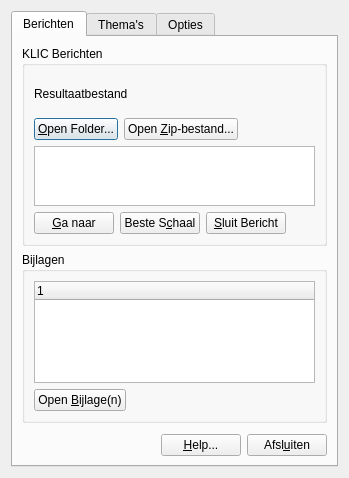
Old version of the form B4UdigNL.ui in the repository diethard2/b4udignl.
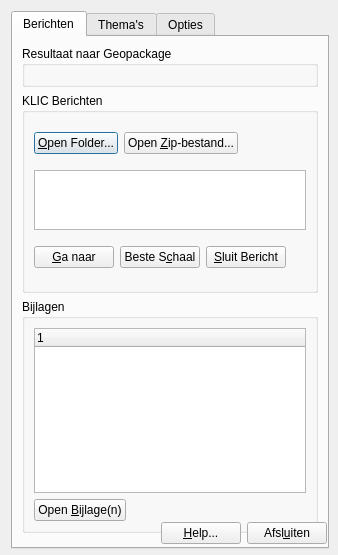
New version of the form. Custom widgets are drawn as their Qt base class.

Commit message: Improved the Gui, positioning of save result button

```diff
--- a/B4UdigNL.ui
+++ b/B4UdigNL.ui
@@ -6,10 +6,22 @@
    <rect>
     <x>0</x>
     <y>0</y>
-    <width>324</width>
-    <height>475</height>
+    <width>338</width>
+    <height>555</height>
    </rect>
   </property>
+  <property name="sizePolicy">
+   <sizepolicy hsizetype="MinimumExpanding" vsizetype="Preferred">
+    <horstretch>0</horstretch>
+    <verstretch>0</verstretch>
+   </sizepolicy>
+  </property>
+  <property name="minimumSize">
+   <size>
+    <width>338</width>
+    <height>555</height>
+   </size>
+  </property>
   <property name="maximumSize">
    <size>
     <width>660</width>
@@ -28,6 +40,18 @@
      <property name="enabled">
       <bool>true</bool>
      </property>
+     <property name="sizePolicy">
+      <sizepolicy hsizetype="MinimumExpanding" vsizetype="MinimumExpanding">
+       <horstretch>0</horstretch>
+       <verstretch>0</verstretch>
+      </sizepolicy>
+     </property>
+     <property name="minimumSize">
+      <size>
+       <width>318</width>
+       <height>538</height>
+      </size>
+     </property>
      <property name="autoFillBackground">
       <bool>false</bool>
      </property>
@@ -38,12 +62,73 @@
       <enum>Qt::ElideNone</enum>
      </property>
      <widget class="QWidget" name="messageTab">
+      <property name="sizePolicy">
+       <sizepolicy hsizetype="MinimumExpanding" vsizetype="MinimumExpanding">
+        <horstretch>0</horstretch>
+        <verstretch>0</verstretch>
+       </sizepolicy>
+      </property>
       <attribute name="title">
        <string>Berichten</string>
       </attribute>
-      <layout class="QVBoxLayout" name="verticalLayout_4">
-       <item>
+      <layout class="QGridLayout" name="gridLayout_4">
+       <item row="0" column="0" colspan="2">
+        <widget class="QGroupBox" name="resultBox">
+         <property name="sizePolicy">
+          <sizepolicy hsizetype="MinimumExpanding" vsizetype="Fixed">
+           <horstretch>0</horstretch>
+           <verstretch>0</verstretch>
+          </sizepolicy>
+         </property>
+         <property name="title">
+          <string>Resultaat naar Geopackage</string>
+         </property>
+         <layout class="QHBoxLayout" name="horizontalLayout_21">
+          <item>
+           <widget class="QgsFileWidget" name="resultFileWidget">
+            <property name="sizePolicy">
+             <sizepolicy hsizetype="MinimumExpanding" vsizetype="MinimumExpanding">
+              <horstretch>0</horstretch>
+              <verstretch>0</verstretch>
+             </sizepolicy>
+            </property>
+            <property name="maximumSize">
+             <size>
+              <width>600</width>
+              <height>40</height>
+             </size>
+            </property>
+            <property name="focusPolicy">
+             <enum>Qt::StrongFocus</enum>
+            </property>
+            <property name="toolTip">
+             <string extracomment="Selecteer de bestaande of nieuwe Geopackage waar ingelezen KLIC melding in wordt opgeslagen."/>
+            </property>
+            <property name="dialogTitle">
+             <string>Gpkg Resultaatbestand</string>
+            </property>
+            <property name="filter">
+             <string>*.gpkg</string>
+            </property>
+            <property name="storageMode">
+             <enum>QgsFileWidget::SaveFile</enum>
+            </property>
+            <property name="options">
+             <set>QFileDialog::DontConfirmOverwrite</set>
+            </property>
+           </widget>
+          </item>
+         </layout>
+        </widget>
+       </item>
+       <item row="1" column="0" colspan="2">
         <widget class="QGroupBox" name="messageBox">
+         <property name="sizePolicy">
+          <sizepolicy hsizetype="MinimumExpanding" vsizetype="Expanding">
+           <horstretch>0</horstretch>
+           <verstretch>0</verstretch>
+          </sizepolicy>
+         </property>
          <property name="minimumSize">
           <size>
            <width>0</width>
@@ -53,53 +138,8 @@
          <property name="title">
           <string>KLIC Berichten</string>
          </property>
-         <layout class="QVBoxLayout" name="verticalLayout_5">
-          <item>
-           <layout class="QHBoxLayout" name="horizontalLayout_21">
-            <item>
-             <widget class="QLabel" name="labelResultFile">
-              <property name="sizePolicy">
-               <sizepolicy hsizetype="Preferred" vsizetype="Preferred">
-                <horstretch>0</horstretch>
-                <verstretch>0</verstretch>
-               </sizepolicy>
-              </property>
-              <property name="text">
-               <string>Resultaatbestand</string>
-              </property>
-             </widget>
-            </item>
-            <item>
-             <widget class="QgsFileWidget" name="resultFileWidget">
-              <property name="sizePolicy">
-               <sizepolicy hsizetype="Expanding" vsizetype="Preferred">
-                <horstretch>0</horstretch>
-                <verstretch>0</verstretch>
-               </sizepolicy>
-              </property>
-              <property name="maximumSize">
-               <size>
-                <width>600</width>
-                <height>40</height>
-               </size>
-              </property>
-              <property name="focusPolicy">
-               <enum>Qt::StrongFocus</enum>
-              </property>
-              <property name="dialogTitle">
-               <string>Gpkg Resultaatbestand</string>
-              </property>
-              <property name="filter">
-               <string>*.gpkg</string>
-              </property>
-              <property name="storageMode">
-               <enum>QgsFileWidget::SaveFile</enum>
-              </property>
-             </widget>
-            </item>
-           </layout>
-          </item>
-          <item>
+         <layout class="QGridLayout" name="gridLayout">
+          <item row="0" column="0">
            <layout class="QHBoxLayout" name="horizontalLayout">
             <item>
              <widget class="QPushButton" name="openMsgButton">
@@ -133,11 +173,11 @@
             </item>
            </layout>
           </item>
-          <item>
+          <item row="1" column="0">
            <widget class="QListWidget" name="msgListWidget">
             <property name="minimumSize">
              <size>
-              <width>100</width>
+              <width>0</width>
               <height>40</height>
              </size>
             </property>
@@ -149,7 +189,7 @@
             </property>
            </widget>
           </item>
-          <item>
+          <item row="2" column="0">
            <layout class="QHBoxLayout" name="horizontalLayout_2">
             <item>
              <widget class="QPushButton" name="gotoButton">
@@ -190,12 +230,18 @@
          </layout>
         </widget>
        </item>
-       <item>
+       <item row="2" column="0" colspan="2">
         <widget class="QGroupBox" name="additionsBox">
+         <property name="sizePolicy">
+          <sizepolicy hsizetype="Minimum" vsizetype="MinimumExpanding">
+           <horstretch>0</horstretch>
+           <verstretch>0</verstretch>
+          </sizepolicy>
+         </property>
          <property name="maximumSize">
           <size>
            <width>16777215</width>
-           <height>300</height>
+           <height>500</height>
           </size>
          </property>
          <property name="title">
@@ -204,10 +250,19 @@
          <layout class="QGridLayout" name="gridLayout_2">
           <item row="0" column="0">
            <widget class="QTreeWidget" name="treeWidget">
+            <property name="enabled">
+             <bool>true</bool>
+            </property>
+            <property name="sizePolicy">
+             <sizepolicy hsizetype="MinimumExpanding" vsizetype="MinimumExpanding">
+              <horstretch>0</horstretch>
+              <verstretch>0</verstretch>
+             </sizepolicy>
+            </property>
             <property name="minimumSize">
              <size>
-              <width>100</width>
-              <height>100</height>
+              <width>0</width>
+              <height>0</height>
              </size>
             </property>
             <property name="maximumSize">
@@ -219,6 +274,9 @@
             <property name="selectionMode">
              <enum>QAbstractItemView::MultiSelection</enum>
             </property>
+            <attribute name="headerDefaultSectionSize">
+             <number>100</number>
+            </attribute>
             <column>
              <property name="text">
               <string notr="true">1</string>
@@ -253,7 +311,7 @@
          </layout>
         </widget>
        </item>
-       <item>
+       <item row="3" column="0">
         <spacer name="verticalSpacer_2">
          <property name="orientation">
           <enum>Qt::Vertical</enum>
@@ -269,37 +327,6 @@
          </property>
         </spacer>
        </item>
-       <item>
-        <layout class="QHBoxLayout" name="horizontalLayout_4">
-         <item>
-          <spacer name="horizontalSpacer_2">
-           <property name="orientation">
-            <enum>Qt::Horizontal</enum>
-           </property>
-           <property name="sizeHint" stdset="0">
-            <size>
-             <width>13</width>
-             <height>20</height>
-            </size>
-           </property>
-          </spacer>
-         </item>
-         <item>
-          <widget class="QPushButton" name="helpButton">
-           <property name="text">
-            <string>&amp;Help...</string>
-           </property>
-          </widget>
-         </item>
-         <item>
-          <widget class="QPushButton" name="closeButton">
-           <property name="text">
-            <string>Afsl&amp;uiten</string>
-           </property>
-          </widget>
-         </item>
-        </layout>
-       </item>
       </layout>
      </widget>
      <widget class="QWidget" name="ThemesTab">
@@ -1110,6 +1137,37 @@
      </widget>
     </widget>
    </item>
+   <item>
+    <layout class="QHBoxLayout" name="horizontalLayout_4">
+     <item>
+      <spacer name="horizontalSpacer_2">
+       <property name="orientation">
+        <enum>Qt::Horizontal</enum>
+       </property>
+       <property name="sizeHint" stdset="0">
+        <size>
+         <width>13</width>
+         <height>20</height>
+        </size>
+       </property>
+      </spacer>
+     </item>
+     <item>
+      <widget class="QPushButton" name="helpButton">
+       <property name="text">
+        <string>&amp;Help...</string>
+       </property>
+      </widget>
+     </item>
+     <item>
+      <widget class="QPushButton" name="closeButton">
+       <property name="text">
+        <string>Afsl&amp;uiten</string>
+       </property>
+      </widget>
+     </item>
+    </layout>
+   </item>
   </layout>
  </widget>
  <customwidgets>
```
Left out of the diff: 142 changed lines with no effect on the pictures. The commit also changes 1 other file.
